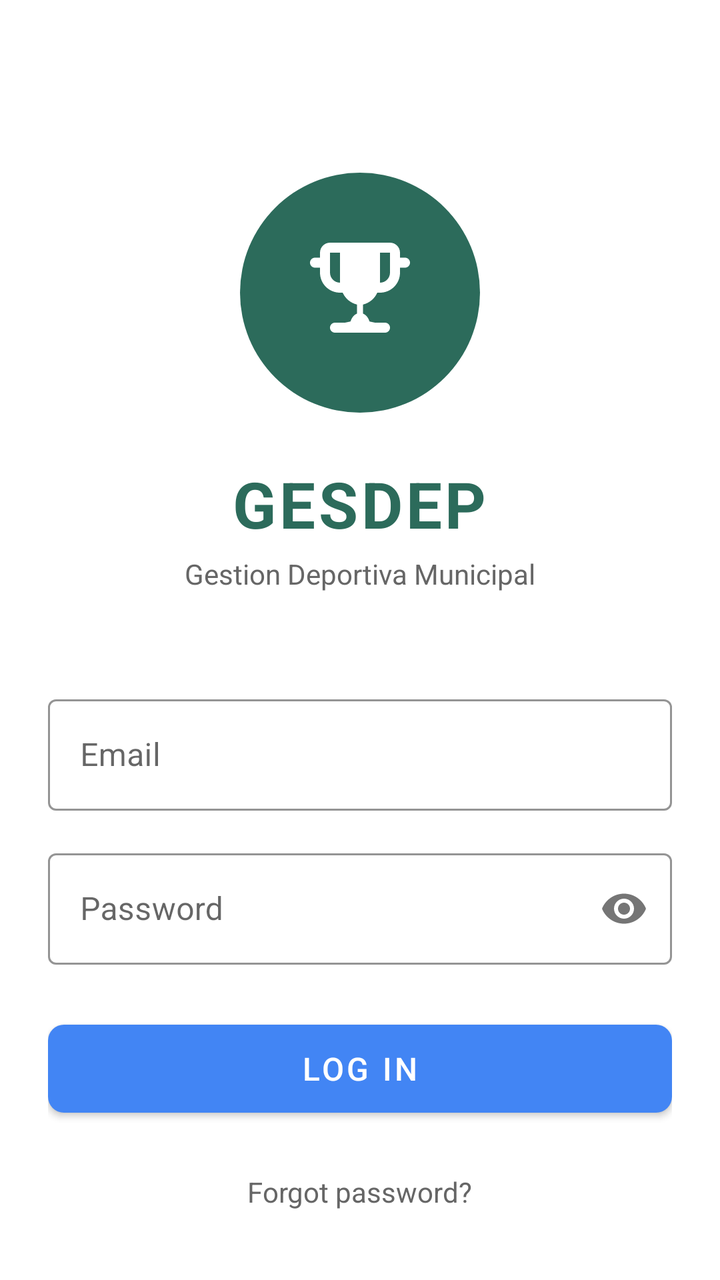
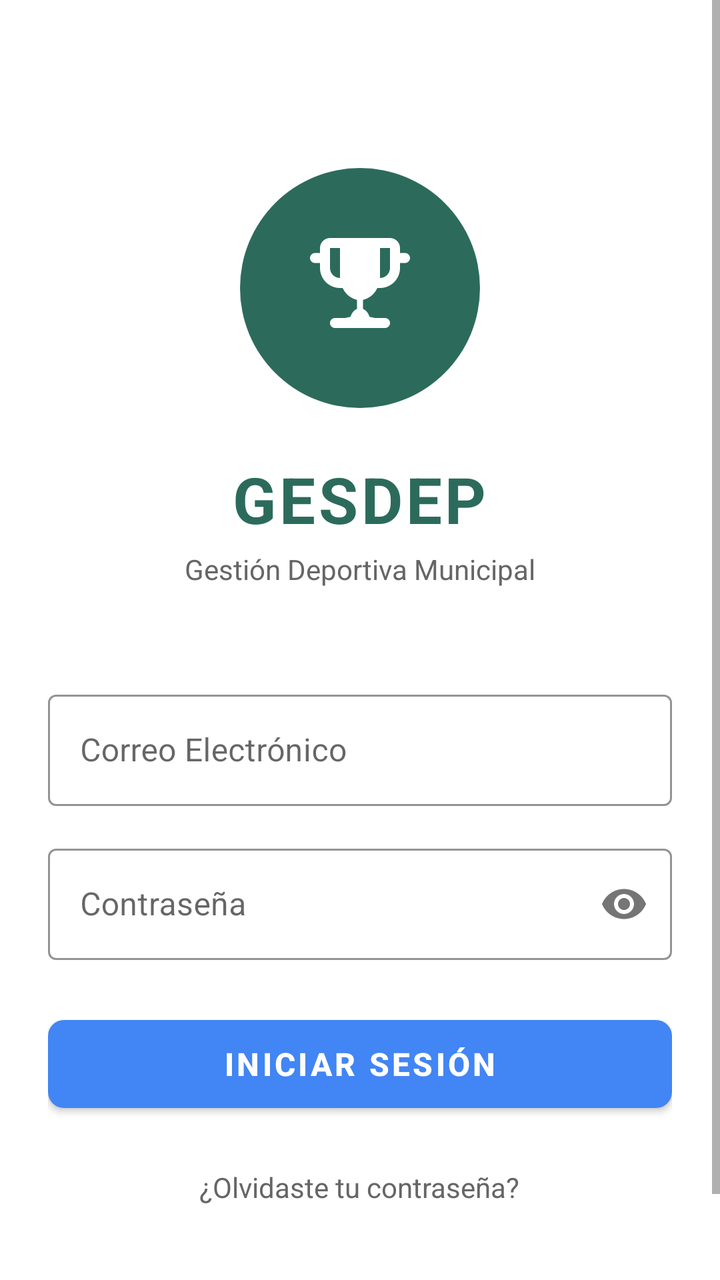

An Android layout rendered at two revisions. The XML below is the earlier revision; the diff shows what the commit changed to produce the second picture.
<!-- AndroidManifest.xml: application theme Theme.GESDEP -->
<!-- res/layout/activity_login.xml -->
<?xml version="1.0" encoding="utf-8"?>
<ScrollView xmlns:android="http://schemas.android.com/apk/res/android"
    xmlns:app="http://schemas.android.com/apk/res-auto"
    android:layout_width="match_parent"
    android:layout_height="match_parent"
    android:fillViewport="true"
    android:background="#FFFFFF">

    <LinearLayout
        android:layout_width="match_parent"
        android:layout_height="wrap_content"
        android:orientation="vertical"
        android:gravity="center"
        android:padding="24dp">

        
        <FrameLayout
            android:layout_width="120dp"
            android:layout_height="120dp"
            android:layout_marginTop="60dp"
            android:layout_marginBottom="24dp"
            android:background="@drawable/circle_background">

            <ImageView
                android:layout_width="60dp"
                android:layout_height="60dp"
                android:layout_gravity="center"
                android:src="@drawable/ic_trophy"
                android:contentDescription="Logo GESDEP" />
        </FrameLayout>

        
        <TextView
            android:layout_width="wrap_content"
            android:layout_height="wrap_content"
            android:text="GESDEP"
            android:textSize="32sp"
            android:textColor="#2C6B5B"
            android:textStyle="bold"
            android:letterSpacing="0.05"
            android:layout_marginBottom="4dp" />

        
        <TextView
            android:layout_width="wrap_content"
            android:layout_height="wrap_content"
            android:text="Gestion Deportiva Municipal"
            android:textSize="14sp"
            android:textColor="#666666"
            android:layout_marginBottom="48dp" />

        
        <com.google.android.material.textfield.TextInputLayout
            android:layout_width="match_parent"
            android:layout_height="wrap_content"
            android:layout_marginBottom="16dp"
            app:boxStrokeColor="#2C6B5B"
            app:hintTextColor="#2C6B5B"
            style="@style/Widget.MaterialComponents.TextInputLayout.OutlinedBox">

            <com.google.android.material.textfield.TextInputEditText
                android:id="@+id/etEmail"
                android:layout_width="match_parent"
                android:layout_height="wrap_content"
                android:hint="Email"
                android:inputType="textEmailAddress"
                android:textSize="16sp" />
        </com.google.android.material.textfield.TextInputLayout>

        
        <com.google.android.material.textfield.TextInputLayout
            android:layout_width="match_parent"
            android:layout_height="wrap_content"
            android:layout_marginBottom="24dp"
            app:boxStrokeColor="#2C6B5B"
            app:hintTextColor="#2C6B5B"
            app:passwordToggleEnabled="true"
            style="@style/Widget.MaterialComponents.TextInputLayout.OutlinedBox">

            <com.google.android.material.textfield.TextInputEditText
                android:id="@+id/etPassword"
                android:layout_width="match_parent"
                android:layout_height="wrap_content"
                android:hint="Password"
                android:inputType="textPassword"
                android:textSize="16sp" />
        </com.google.android.material.textfield.TextInputLayout>

        
        <com.google.android.material.button.MaterialButton
            android:id="@+id/btnLogin"
            android:layout_width="match_parent"
            android:layout_height="56dp"
            android:text="Log In"
            android:textSize="16sp"
            android:textColor="#FFFFFF"
            app:backgroundTint="#4285F4"
            app:cornerRadius="8dp"
            android:layout_marginBottom="16dp" />

        
        <TextView
            android:id="@+id/btnForgotPassword"
            android:layout_width="wrap_content"
            android:layout_height="wrap_content"
            android:text="Forgot password?"
            android:textSize="14sp"
            android:textColor="#666666"
            android:padding="8dp" />

        
        <ProgressBar
            android:id="@+id/progressBar"
            android:layout_width="wrap_content"
            android:layout_height="wrap_content"
            android:layout_marginTop="16dp"
            android:visibility="gone" />

    </LinearLayout>

</ScrollView>
<!-- resources referenced by this layout -->
<resources>
  <!-- drawable circle_background (drawable) -->
  <?xml version="1.0" encoding="utf-8"?>
  <shape xmlns:android="http://schemas.android.com/apk/res/android"
      android:shape="oval">
      <solid android:color="#2C6B5B" />
      <size
          android:width="120dp"
          android:height="120dp" />
  </shape>
  <!-- drawable ic_trophy (drawable) -->
  <vector xmlns:android="http://schemas.android.com/apk/res/android"
      android:width="24dp"
      android:height="24dp"
      android:viewportWidth="24"
      android:viewportHeight="24">
      <path
          android:fillColor="#FFFFFF"
          android:pathData="M6,2C4.9,2 4,2.9 4,4V5H3C2.45,5 2,5.45 2,6C2,6.55 2.45,7 3,7H4V8C4,10.21 5.79,12 8,12H8.54C9.06,13.19 10.12,14.07 11.41,14.38V16.17C10.77,16.45 10.31,17.05 10.11,17.76L9,18H7C6.45,18 6,18.45 6,19C6,19.55 6.45,20 7,20H17C17.55,20 18,19.55 18,19C18,18.45 17.55,18 17,18H15L13.89,17.76C13.69,17.05 13.23,16.45 12.59,16.17V14.38C13.88,14.07 14.94,13.19 15.46,12H16C18.21,12 20,10.21 20,8V7H21C21.55,7 22,6.55 22,6C22,5.45 21.55,5 21,5H20V4C20,2.9 19.1,2 18,2H6ZM6,4H8V7C8,8.66 9.34,10 11,10H13C14.66,10 16,8.66 16,7V4H18V5V7V8C18,9.1 17.1,10 16,10V7C16,5.34 14.66,4 13,4H11C9.34,4 8,5.34 8,7V10C6.9,10 6,9.1 6,8V7V5V4Z"/>
  </vector>
  <style name="Theme.GESDEP" parent="Theme.MaterialComponents.DayNight.NoActionBar">
          
          <item name="colorPrimary">@color/green_primary</item>
          <item name="colorPrimaryVariant">@color/green_dark</item>
          <item name="colorOnPrimary">@color/white</item>
  
          
          <item name="colorSecondary">@color/blue_button</item>
          <item name="colorSecondaryVariant">@color/blue_button</item>
          <item name="colorOnSecondary">@color/white</item>
  
          
          <item name="android:statusBarColor">@color/green_primary</item>
  
          
          <item name="android:windowBackground">@color/gray_light</item>
      </style>
  <color name="green_primary">#2C6B5B</color>
  <color name="green_dark">#1E4D40</color>
  <color name="white">#FFFFFF</color>
  <color name="blue_button">#4285F4</color>
  <color name="gray_light">#F5F5F5</color>
</resources>

<!-- the commit's change to res/layout/activity_login.xml (unified diff, before → after) -->
@@ -13,7 +13,6 @@
         android:gravity="center"
         android:padding="24dp">
 
-        
         <FrameLayout
             android:layout_width="120dp"
             android:layout_height="120dp"
@@ -26,10 +25,10 @@
                 android:layout_height="60dp"
                 android:layout_gravity="center"
                 android:src="@drawable/ic_trophy"
+                app:tint="#FFFFFF"
                 android:contentDescription="Logo GESDEP" />
         </FrameLayout>
 
-        
         <TextView
             android:layout_width="wrap_content"
             android:layout_height="wrap_content"
@@ -40,16 +39,14 @@
             android:letterSpacing="0.05"
             android:layout_marginBottom="4dp" />
 
-        
         <TextView
             android:layout_width="wrap_content"
             android:layout_height="wrap_content"
-            android:text="Gestion Deportiva Municipal"
+            android:text="Gestión Deportiva Municipal"
             android:textSize="14sp"
             android:textColor="#666666"
             android:layout_marginBottom="48dp" />
 
-        
         <com.google.android.material.textfield.TextInputLayout
             android:layout_width="match_parent"
             android:layout_height="wrap_content"
@@ -62,12 +59,11 @@
                 android:id="@+id/etEmail"
                 android:layout_width="match_parent"
                 android:layout_height="wrap_content"
-                android:hint="Email"
+                android:hint="Correo Electrónico"
                 android:inputType="textEmailAddress"
                 android:textSize="16sp" />
         </com.google.android.material.textfield.TextInputLayout>
 
-        
         <com.google.android.material.textfield.TextInputLayout
             android:layout_width="match_parent"
             android:layout_height="wrap_content"
@@ -81,34 +77,32 @@
                 android:id="@+id/etPassword"
                 android:layout_width="match_parent"
                 android:layout_height="wrap_content"
-                android:hint="Password"
+                android:hint="Contraseña"
                 android:inputType="textPassword"
                 android:textSize="16sp" />
         </com.google.android.material.textfield.TextInputLayout>
 
-        
         <com.google.android.material.button.MaterialButton
             android:id="@+id/btnLogin"
             android:layout_width="match_parent"
             android:layout_height="56dp"
-            android:text="Log In"
+            android:text="INICIAR SESIÓN"
             android:textSize="16sp"
+            android:textStyle="bold"
             android:textColor="#FFFFFF"
             app:backgroundTint="#4285F4"
             app:cornerRadius="8dp"
             android:layout_marginBottom="16dp" />
 
-        
         <TextView
             android:id="@+id/btnForgotPassword"
             android:layout_width="wrap_content"
             android:layout_height="wrap_content"
-            android:text="Forgot password?"
+            android:text="¿Olvidaste tu contraseña?"
             android:textSize="14sp"
             android:textColor="#666666"
             android:padding="8dp" />
 
-        
         <ProgressBar
             android:id="@+id/progressBar"
             android:layout_width="wrap_content"
@@ -116,6 +110,35 @@
             android:layout_marginTop="16dp"
             android:visibility="gone" />
 
+        <View
+            android:layout_width="match_parent"
+            android:layout_height="24dp" />
+
+        <LinearLayout
+            android:layout_width="wrap_content"
+            android:layout_height="wrap_content"
+            android:orientation="horizontal"
+            android:gravity="center">
+
+            <TextView
+                android:layout_width="wrap_content"
+                android:layout_height="wrap_content"
+                android:text="¿No tienes cuenta? "
+                android:textSize="14sp"
+                android:textColor="#666666" />
+
+            <TextView
+                android:id="@+id/tvRegister"
+                android:layout_width="wrap_content"
+                android:layout_height="wrap_content"
+                android:text="Regístrate aquí"
+                android:textSize="14sp"
+                android:textColor="#4285F4"
+                android:textStyle="bold"
+                android:clickable="true"
+                android:focusable="true"
+                android:padding="4dp"/>
+        </LinearLayout>
+
     </LinearLayout>
-
 </ScrollView>
<!-- resource entries referenced after the edit -->
@@ -20,20 +20,16 @@
           android:pathData="M6,2C4.9,2 4,2.9 4,4V5H3C2.45,5 2,5.45 2,6C2,6.55 2.45,7 3,7H4V8C4,10.21 5.79,12 8,12H8.54C9.06,13.19 10.12,14.07 11.41,14.38V16.17C10.77,16.45 10.31,17.05 10.11,17.76L9,18H7C6.45,18 6,18.45 6,19C6,19.55 6.45,20 7,20H17C17.55,20 18,19.55 18,19C18,18.45 17.55,18 17,18H15L13.89,17.76C13.69,17.05 13.23,16.45 12.59,16.17V14.38C13.88,14.07 14.94,13.19 15.46,12H16C18.21,12 20,10.21 20,8V7H21C21.55,7 22,6.55 22,6C22,5.45 21.55,5 21,5H20V4C20,2.9 19.1,2 18,2H6ZM6,4H8V7C8,8.66 9.34,10 11,10H13C14.66,10 16,8.66 16,7V4H18V5V7V8C18,9.1 17.1,10 16,10V7C16,5.34 14.66,4 13,4H11C9.34,4 8,5.34 8,7V10C6.9,10 6,9.1 6,8V7V5V4Z"/>
   </vector>
   <style name="Theme.GESDEP" parent="Theme.MaterialComponents.DayNight.NoActionBar">
-          
           <item name="colorPrimary">@color/green_primary</item>
           <item name="colorPrimaryVariant">@color/green_dark</item>
           <item name="colorOnPrimary">@color/white</item>
   
-          
           <item name="colorSecondary">@color/blue_button</item>
           <item name="colorSecondaryVariant">@color/blue_button</item>
           <item name="colorOnSecondary">@color/white</item>
   
-          
           <item name="android:statusBarColor">@color/green_primary</item>
   
-          
           <item name="android:windowBackground">@color/gray_light</item>
       </style>
   <color name="green_primary">#2C6B5B</color>
